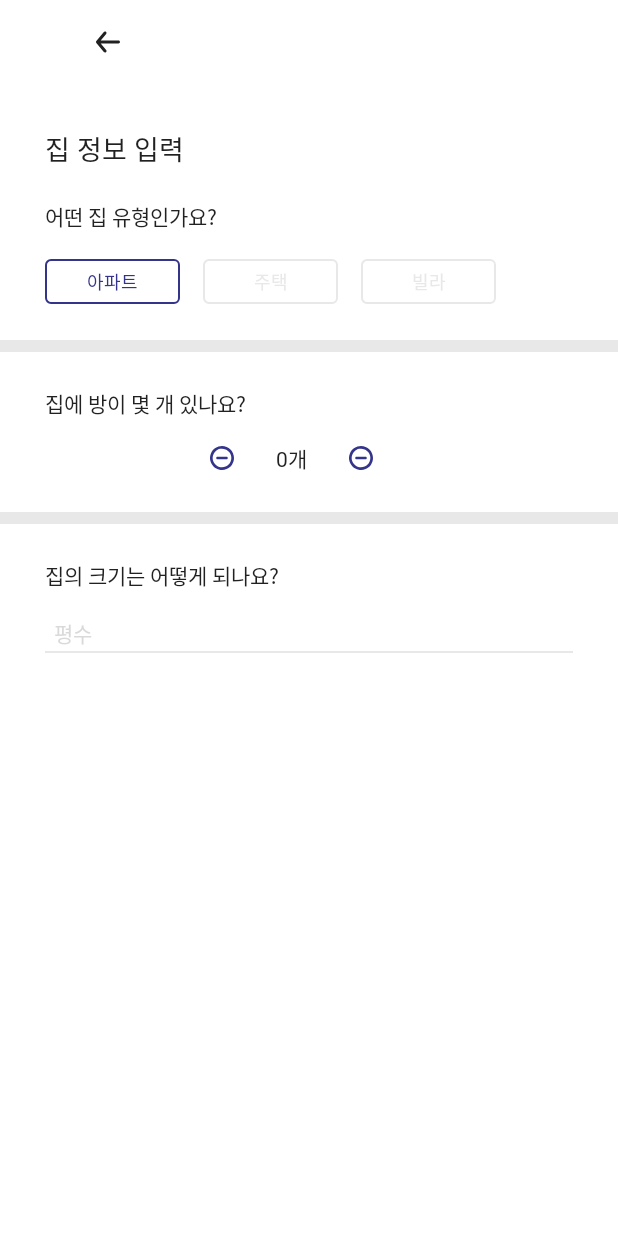
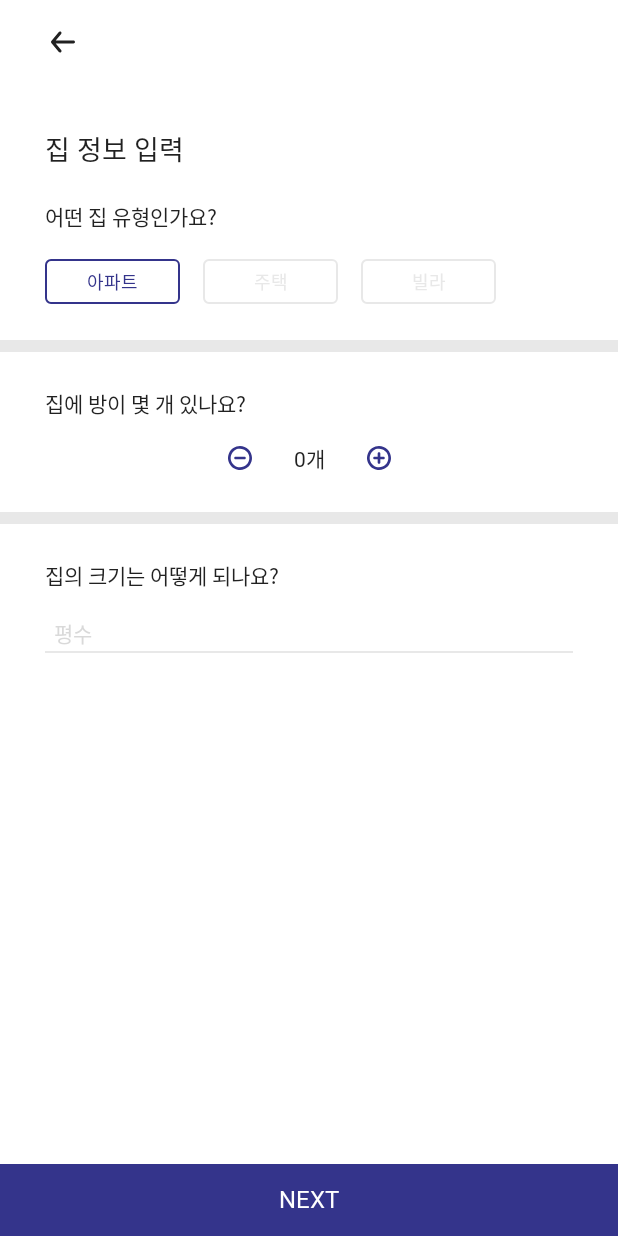
Before and after one commit to alzaltak/appjam_android, an Android app built with Jetpack Compose: the JoinActivity screen opened directly, with no data from a screen before it, on a phone screen of 412 x 824 dp. Run offline under Robolectric (Android 15) with nearby library versions, the phone set to English and light mode, and no system bars; our stand-ins replace Dagger/Hilt's generated code; Roboto replaces fonts that are not available here.

Commit message:
feat: JoinDefaultInfoScreen

```diff
--- a/app/src/main/java/com/aljaldak/culmix/feature/join/1_JoinDefaultInfoScreen.kt
+++ b/app/src/main/java/com/aljaldak/culmix/feature/join/1_JoinDefaultInfoScreen.kt
@@ -24,12 +24,15 @@ import androidx.compose.ui.Modifier
 import androidx.compose.ui.res.painterResource
 import androidx.compose.ui.tooling.preview.Preview
 import com.aljaldak.culmix.R
+import com.aljaldak.culmix.core.component.CulmixLargeButton
 import com.aljaldak.culmix.core.component.CulmixTextField
 import com.aljaldak.culmix.core.theme.Body1
 import com.aljaldak.culmix.core.theme.Title1
 import com.aljaldak.culmix.core.util.simClickable
 import com.aljaldak.culmix.feature.join.common.JoinDivider
+import com.aljaldak.culmix.feature.join.common.JoinSimpleLayout
 import com.aljaldak.culmix.feature.join.common.RadioButton
+import com.aljaldak.culmix.feature.join.common.UpDownContent
 
 private val HouseTypeList = listOf(
     "아파트",
@@ -46,15 +49,13 @@ fun JoinDefaultInfoScreen(
     var roomNumber by remember { mutableStateOf(0) }
     var houseSize by remember { mutableStateOf("") }
 
-    Column(
-        modifier = Modifier
-            .fillMaxSize()
-            .padding(horizontal = 30.dp),
-    ) {
+    JoinSimpleLayout(
+        topContent = {
             BackBar {
                 onPrevious()
             }
-
+        },
+        content = {
             Spacer(modifier = Modifier.height(30.dp))
 
             Title1(text = "집 정보 입력")
@@ -89,39 +90,12 @@ fun JoinDefaultInfoScreen(
 
             Spacer(modifier = Modifier.height(14.dp))
 
-        Row(
-            modifier = Modifier.fillMaxWidth(),
-            horizontalArrangement = Arrangement.Center,
-            verticalAlignment = Alignment.CenterVertically,
-        ) {
-            Image(
-                painter = painterResource(id = R.drawable.ic_minus),
-                contentDescription = null,
-                modifier = Modifier
-                    .simClickable(
-                        runIf = roomNumber > 0
-                    ) {
-                        roomNumber--
-                    },
+            UpDownContent(
+                number = roomNumber,
+                onClickUp = { roomNumber++ },
+                onClickDown = { roomNumber-- }
             )
-
             Spacer(modifier = Modifier.width(24.dp))
-
-            Body1(text = "${roomNumber}개")
-
-            Spacer(modifier = Modifier.width(24.dp))
-
-            Image(
-                painter = painterResource(id = R.drawable.ic_minus),
-                contentDescription = null,
-                modifier = Modifier
-                    .simClickable {
-                        roomNumber++
-                    },
-            )
-
-            Spacer(modifier = Modifier.width(24.dp))
-        }
 
             Spacer(modifier = Modifier.height(24.dp))
 
@@ -140,7 +114,16 @@ fun JoinDefaultInfoScreen(
                 },
                 hint = "평수"
             )
+        },
+        bottomContent = {
+            CulmixLargeButton(
+                text = "NEXT",
+                onClick = {
+                    onNext()
+                },
+            )
         }
+    )
 }
 
 @Preview
```
Lines whose indentation alone changed are shown as unchanged.
